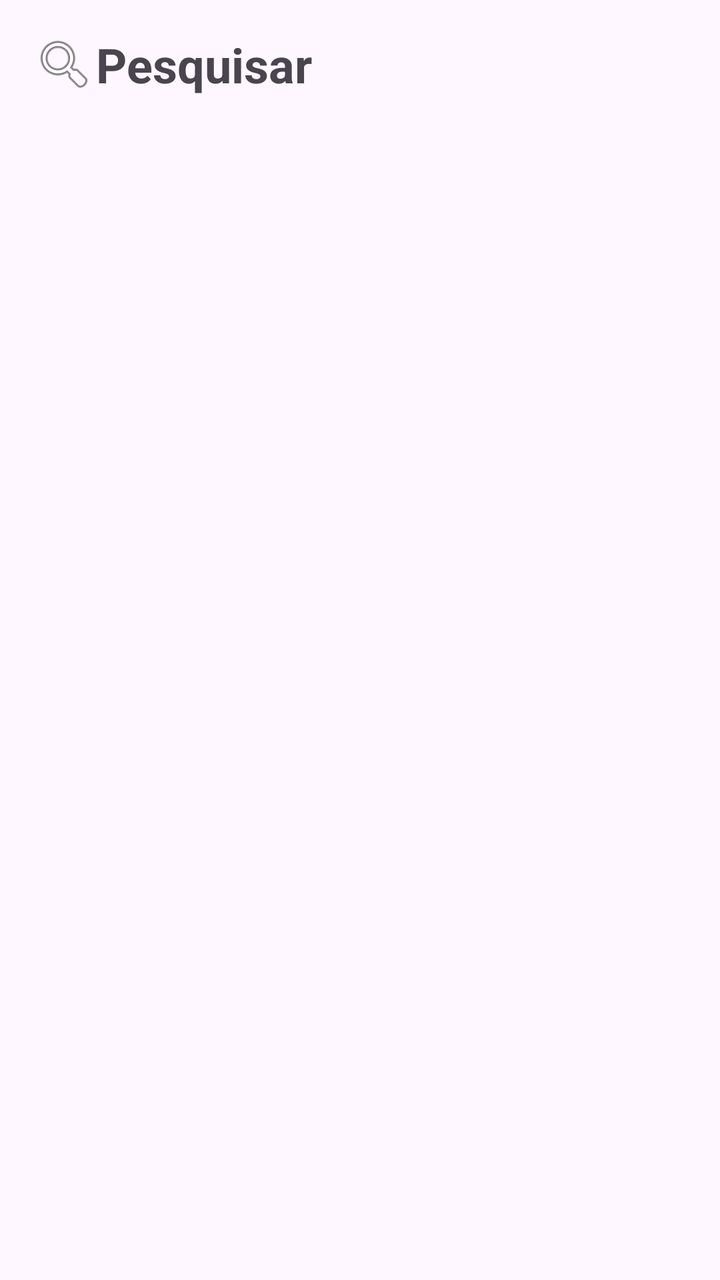
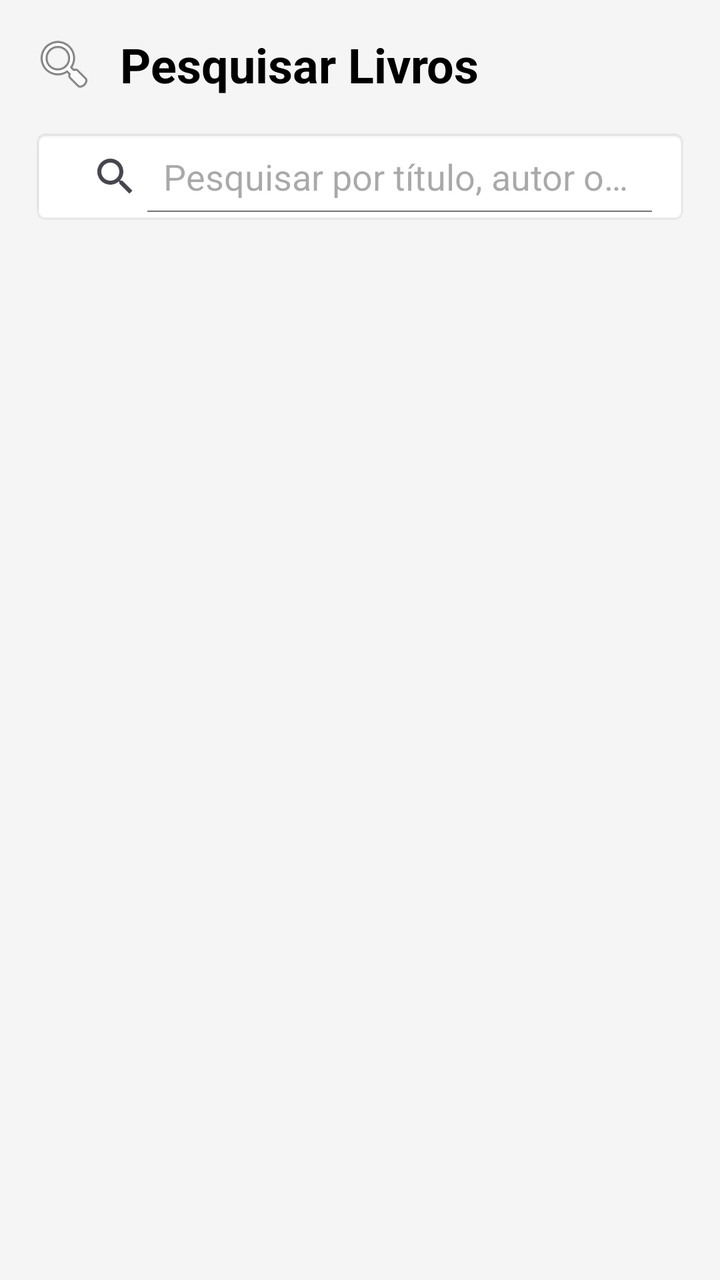

Compare the two renders of this Android layout. The source of the first and the diff that turns it into the second are given below.
<!-- AndroidManifest.xml: application theme Theme.Dibook -->
<!-- res/layout/fragment_pesquisar.xml -->
<?xml version="1.0" encoding="utf-8"?>
<LinearLayout xmlns:android="http://schemas.android.com/apk/res/android"
    android:layout_width="match_parent"
    android:layout_height="match_parent"
    android:orientation="vertical"
    android:padding="16dp">

    <TextView
        android:layout_width="match_parent"
        android:layout_height="wrap_content"
        android:layout_marginBottom="16dp"
        android:drawableStart="@android:drawable/ic_menu_search"
        android:text="Pesquisar"
        android:textAlignment="center"
        android:textSize="24sp"
        android:textStyle="bold" />

    <androidx.recyclerview.widget.RecyclerView
        android:id="@+id/recyclerView"
        android:layout_width="match_parent"
        android:layout_height="match_parent" />

</LinearLayout>
<!-- resources referenced by this layout -->
<resources>
  <style name="Theme.Dibook" parent="Base.Theme.Dibook" />
  <style name="Base.Theme.Dibook" parent="Theme.Material3.DayNight.NoActionBar">
          
          
      </style>
</resources>

<!-- the commit's change to res/layout/fragment_pesquisar.xml (unified diff, before → after) -->
@@ -3,18 +3,33 @@
     android:layout_width="match_parent"
     android:layout_height="match_parent"
     android:orientation="vertical"
-    android:padding="16dp">
+    android:padding="16dp"
+    android:background="#F5F5F5">
 
+    
     <TextView
         android:layout_width="match_parent"
         android:layout_height="wrap_content"
         android:layout_marginBottom="16dp"
         android:drawableStart="@android:drawable/ic_menu_search"
-        android:text="Pesquisar"
+        android:drawablePadding="12dp"
+        android:text="Pesquisar Livros"
         android:textAlignment="center"
         android:textSize="24sp"
-        android:textStyle="bold" />
+        android:textStyle="bold"
+        android:textColor="#000000" />
 
+    
+    <SearchView
+        android:id="@+id/searchView"
+        android:layout_width="match_parent"
+        android:layout_height="wrap_content"
+        android:layout_marginBottom="16dp"
+        android:background="@android:drawable/editbox_background"
+        android:queryHint="Pesquisar por título, autor ou categoria..."
+        android:iconifiedByDefault="false" />
+
+    
     <androidx.recyclerview.widget.RecyclerView
         android:id="@+id/recyclerView"
         android:layout_width="match_parent"
